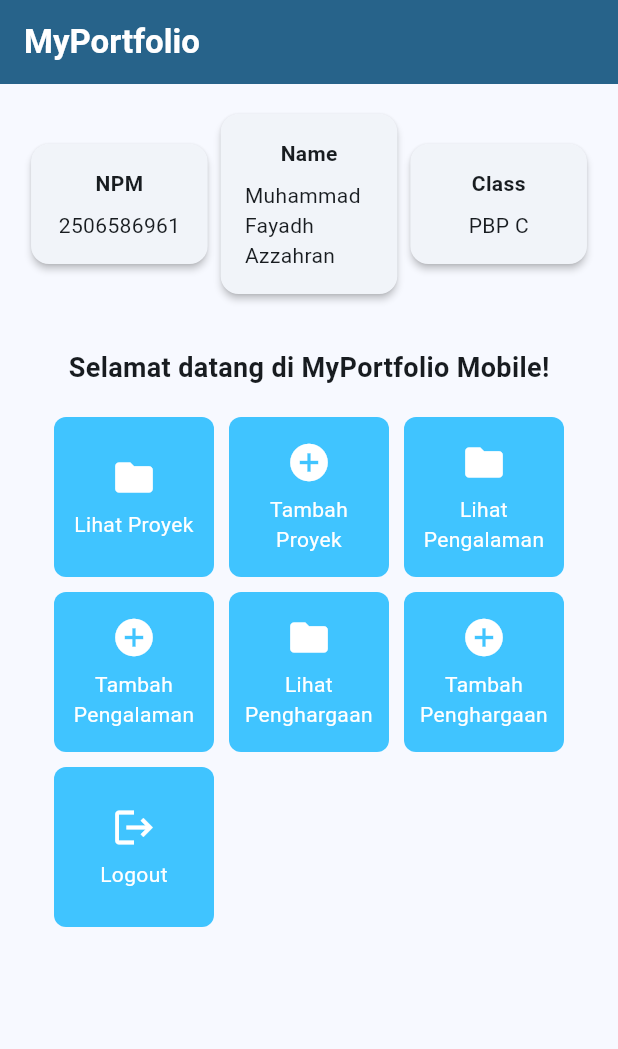
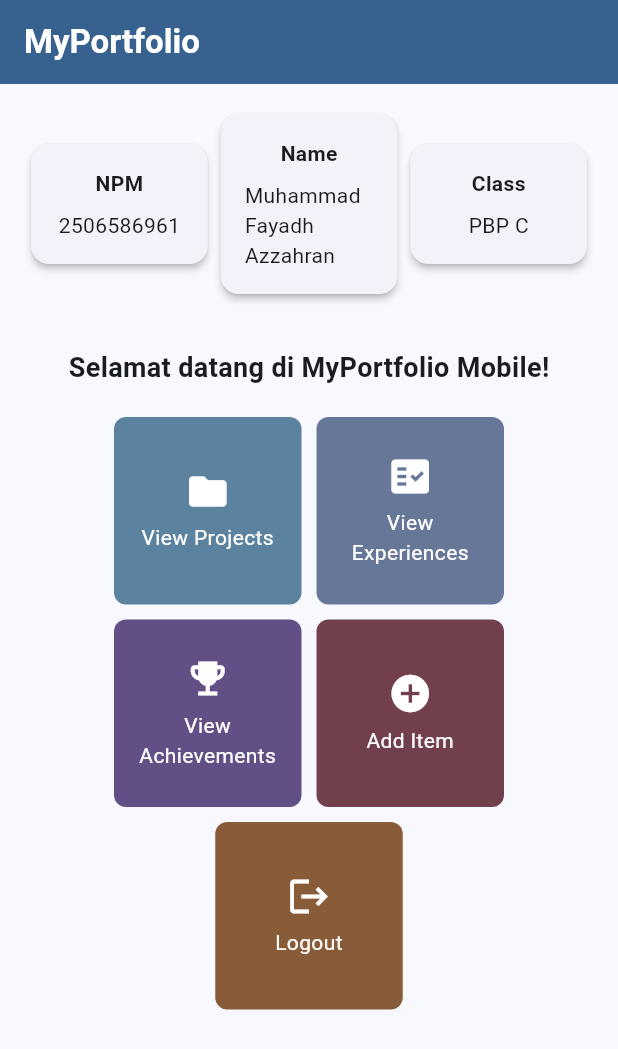
Before and after one commit to yaddwhuh/myportofolio_mobile, a Flutter app: the screen it shows after launch, on a phone screen of 412 x 824 dp. Shown: the top 1049 px of the screen. Run offline on Flutter 3.47's test engine with Material 3 defaults, Android fonts, the phone set to English and light mode, and no system bars.

Commit message:
feat: Added new buttons and changed their colors!

```diff
--- a/lib/main.dart
+++ b/lib/main.dart
@@ -14,8 +14,8 @@ class MyApp extends StatelessWidget {
       title: 'MyPortfolio',
       theme: ThemeData(
         colorScheme: ColorScheme.fromSeed(
-          seedColor: Colors.lightBlue,
-          secondary: Colors.lightBlueAccent,
+          seedColor: const Color.fromARGB(255, 114, 170, 235),
+          secondary: const Color.fromARGB(255, 149, 201, 225),
         ),
         useMaterial3: true,
       ),
--- a/lib/menu.dart
+++ b/lib/menu.dart
@@ -8,13 +8,27 @@ class MyHomePage extends StatelessWidget {
   final String kelas = "PBP C";
 
   final List<ItemHomepage> items = [
-    ItemHomepage("Lihat Proyek", Icons.folder),
-    ItemHomepage("Tambah Proyek", Icons.add_circle),
-    ItemHomepage("Lihat Pengalaman", Icons.folder),
-    ItemHomepage("Tambah Pengalaman", Icons.add_circle),
-    ItemHomepage("Lihat Penghargaan", Icons.folder),
-    ItemHomepage("Tambah Penghargaan", Icons.add_circle),
-    ItemHomepage("Logout", Icons.logout),
+    ItemHomepage(
+      "View Projects",
+      Icons.folder,
+      Color.fromARGB(255, 91, 130, 158),
+    ),
+    ItemHomepage(
+      "View Experiences",
+      Icons.fact_check,
+      Color.fromARGB(255, 103, 119, 152),
+    ),
+    ItemHomepage(
+      "View Achievements",
+      Icons.emoji_events,
+      Color.fromARGB(255, 97, 79, 134),
+    ),
+    ItemHomepage(
+      "Add Item",
+      Icons.add_circle,
+      Color.fromARGB(255, 114, 63, 77),
+    ),
+    ItemHomepage("Logout", Icons.logout, Color.fromARGB(255, 136, 92, 56)),
   ];
 
   @override
@@ -63,17 +77,21 @@ class MyHomePage extends StatelessWidget {
                   ),
 
                   // GridView menampilkan kartu tombol dalam tata letak kisi 3 kolom.
-                  GridView.count(
-                    primary: true,
+                  Padding(
                     padding: const EdgeInsets.all(20),
-                    crossAxisSpacing: 10,
-                    mainAxisSpacing: 10,
-                    crossAxisCount: 3,
-                    // shrinkWrap agar ukuran kisi menyesuaikan tinggi konten anak.
-                    shrinkWrap: true,
-                    children: items.map((ItemHomepage item) {
-                      return ItemCard(item);
-                    }).toList(),
+                    child: Wrap(
+                      alignment:
+                          WrapAlignment.center, // Centers buttons in each row
+                      spacing: 10,
+                      runSpacing: 10,
+                      children: items.map((ItemHomepage item) {
+                        return SizedBox(
+                          width: 125, // Keeps button sizes uniform like a grid
+                          height: 125,
+                          child: ItemCard(item),
+                        );
+                      }).toList(),
+                    ),
                   ),
                 ],
               ),
@@ -116,8 +134,9 @@ class InfoCard extends StatelessWidget {
 class ItemHomepage {
   final String name;
   final IconData icon;
+  final Color buttonColor;
 
-  ItemHomepage(this.name, this.icon);
+  ItemHomepage(this.name, this.icon, this.buttonColor);
 }
 
 class ItemCard extends StatelessWidget {
@@ -128,8 +147,7 @@ class ItemCard extends StatelessWidget {
   @override
   Widget build(BuildContext context) {
     return Material(
-      // Menggunakan warna sekunder dari skema tema aplikasi.
-      color: Theme.of(context).colorScheme.secondary,
+      color: item.buttonColor,
       borderRadius: BorderRadius.circular(8),
       child: InkWell(
         // Aksi ketika kartu ditekan oleh pengguna.
```
